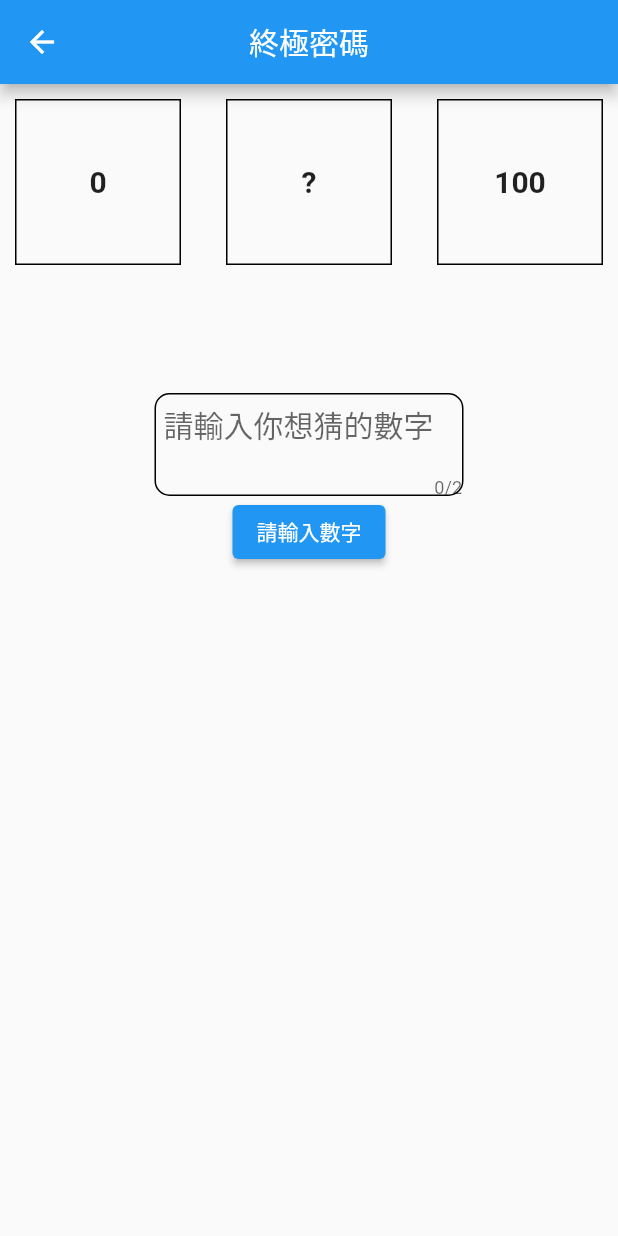
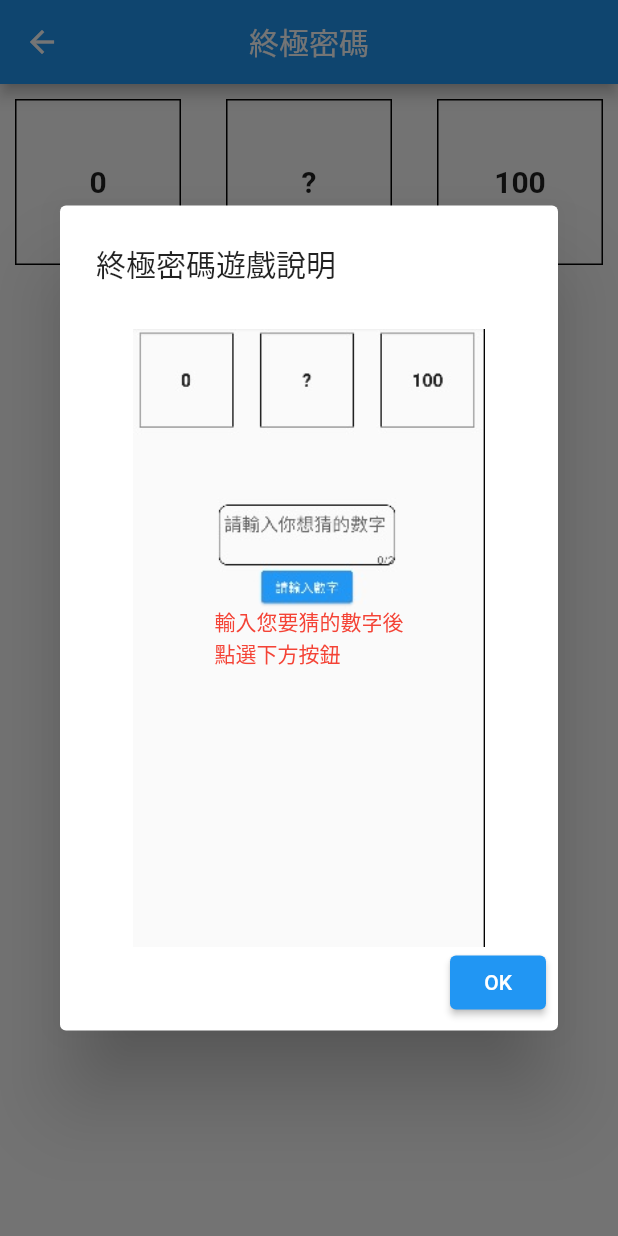
Before and after one commit to ramars250/flutter_finger_guessing, a Flutter app: the screen it shows after launch, after a tap on "終極密碼", on a phone screen of 412 x 824 dp. Run offline on Flutter 3.47's test engine with Material 2 defaults, Android fonts, the phone set to English and light mode, and no system bars.

Commit message:
完成進頁面彈窗說明

```diff
--- a/lib/guess_number.dart
+++ b/lib/guess_number.dart
@@ -170,3 +170,43 @@ class _GuessNumberState extends State<GuessNumber> {
     );
   }
 }
+
+guessDirections(BuildContext context) {
+  // Init
+  AlertDialog dialog = AlertDialog(
+    title: const Text('終極密碼遊戲說明'),
+    actions: [
+      SizedBox(
+        width: MediaQuery.of(context).size.width,
+        height: MediaQuery.of(context).size.height / 2,
+        child: Stack(
+          alignment: Alignment.center,
+          children: [
+            Image.asset(
+              'assets/images/02.jpg',
+              fit: BoxFit.contain,
+            ),
+            Container(
+                // alignment: Alignment.bottomLeft,
+                child: const Text(
+              '輸入您要猜的數字後\n點選下方按鈕',
+              style: TextStyle(color: Colors.red),
+            )),
+          ],
+        ),
+      ),
+      ElevatedButton(
+          child: const Text("OK"),
+          onPressed: () {
+            Navigator.pop(context);
+          }),
+    ],
+  );
+
+  // Show the dialog
+  showDialog(
+      context: context,
+      builder: (BuildContext context) {
+        return dialog;
+      });
+}
--- a/lib/main.dart
+++ b/lib/main.dart
@@ -2,18 +2,6 @@ import 'package:flutter/material.dart';
 import 'package:flutter_finger_guessing/dice.dart';
 import 'package:flutter_finger_guessing/finger_guessing.dart';
 import 'package:flutter_finger_guessing/guess_number.dart';
-
-// void main() {
-//   return runApp(MaterialApp(
-//     home: Scaffold(
-//       appBar: AppBar(
-//         title: const Text('猜拳遊戲'),
-//         centerTitle: true,
-//       ),
-//       body: const FingerGuessing(),
-//     ),
-//   ));
-// }
 
 void main() => runApp(const MyApp());
 
@@ -25,7 +13,7 @@ class MyApp extends StatelessWidget {
     return MaterialApp(
       routes: {
         '/': (context) => const FirstIndex(),
-        '/page1': (context) => FingerGuessing(),
+        '/page1': (context) => const FingerGuessing(),
         '/page2': (context) => const GuessNumber(),
         '/page3': (context) => const Dice(),
       },
@@ -58,7 +46,7 @@ class FirstIndex extends StatelessWidget {
               ),
               onPressed: () {
                 Navigator.pushNamed(context, '/page1');
-                showAlertDialog(context);
+                fingerDirections(context);
               },
             ),
           ),
@@ -72,6 +60,7 @@ class FirstIndex extends StatelessWidget {
             ),
             onPressed: () {
               Navigator.pushNamed(context, '/page2');
+              guessDirections(context);
             },
           ),
           ElevatedButton(
@@ -84,50 +73,11 @@ class FirstIndex extends StatelessWidget {
             ),
             onPressed: () {
               Navigator.pushNamed(context, '/page3');
+              diceDirections(context);
             },
           ),
         ],
       ),
     );
   }
-
-  showAlertDialog(BuildContext context) {
-    // Init
-    AlertDialog dialog = AlertDialog(
-      title: const Text('猜拳遊戲說明'),
-      actions: [
-        SizedBox(
-          width: MediaQuery.of(context).size.width,
-          height: MediaQuery.of(context).size.height / 2,
-          child: Stack(
-            alignment: Alignment.center,
-            children: [
-              Image.asset(
-                'assets/images/01.jpg',
-                fit: BoxFit.contain,
-              ),
-              Container(
-                alignment: Alignment.bottomLeft,
-                  child: const Text(
-                '於此處選擇你的拳法後\n點選下方對決按鈕',
-                style: TextStyle(color: Colors.red),
-              )),
-            ],
-          ),
-        ),
-        ElevatedButton(
-            child: const Text("OK"),
-            onPressed: () {
-              Navigator.pop(context);
-            }),
-      ],
-    );
-
-    // Show the dialog
-    showDialog(
-        context: context,
-        builder: (BuildContext context) {
-          return dialog;
-        });
-  }
 }
```
Also changed, not shown: lib/dice.dart (+56 -10 lines), lib/finger_guessing.dart (+40 -0 lines).
